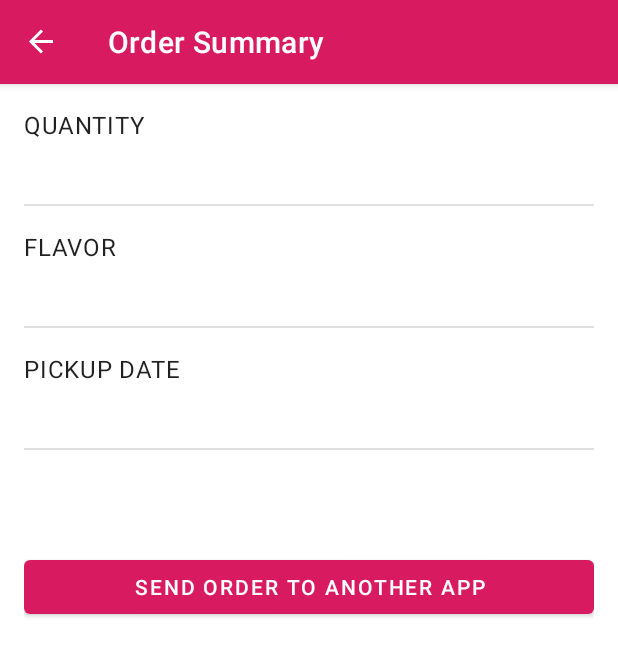
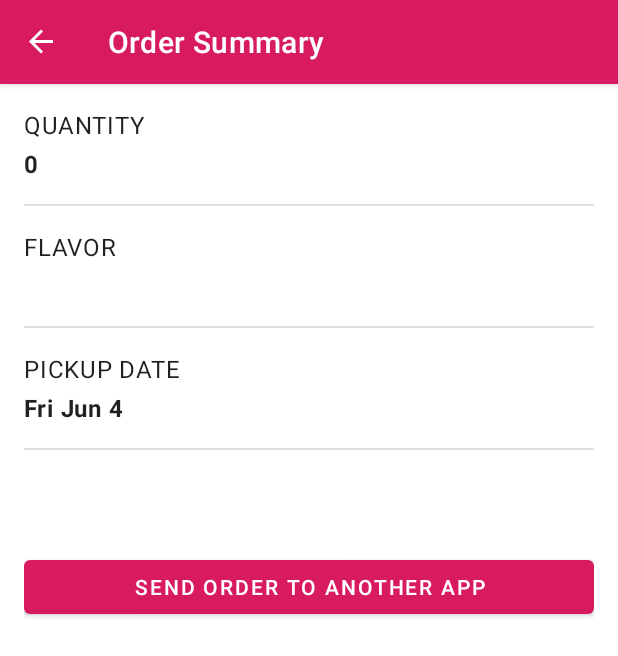
Before and after one commit to na8esin/android-training-cupcake, an Android app: the SummaryFragment screen opened through its navigation route, on a phone screen of 412 x 824 dp. Shown: the top 656 px of the screen. Run offline under Robolectric (Android 15) with nearby library versions, the phone set to English and light mode, and no system bars; our stand-ins replace data binding, navigation-ui.

Commit message:
サマリーページで今まで選択したものを反映する

```diff
--- a/app/src/main/res/layout/fragment_summary.xml
+++ b/app/src/main/res/layout/fragment_summary.xml
@@ -58,6 +58,7 @@
                     android:layout_width="wrap_content"
                     android:layout_height="wrap_content"
                     android:layout_marginTop="@dimen/order_summary_margin"
+                    android:text="@{viewModel.quantity.toString()}"
                     tools:text="6 cupcakes" />
 
                 <View
@@ -81,6 +82,7 @@
                     android:layout_width="wrap_content"
                     android:layout_height="wrap_content"
                     android:layout_marginTop="@dimen/order_summary_margin"
+                    android:text="@{viewModel.flavor}"
                     tools:text="Chocolate" />
 
                 <View
@@ -104,6 +106,7 @@
                     android:layout_width="wrap_content"
                     android:layout_height="wrap_content"
                     android:layout_marginTop="@dimen/order_summary_margin"
+                    android:text="@{viewModel.date}"
                     tools:text="Sunday" />
 
                 <View
```
